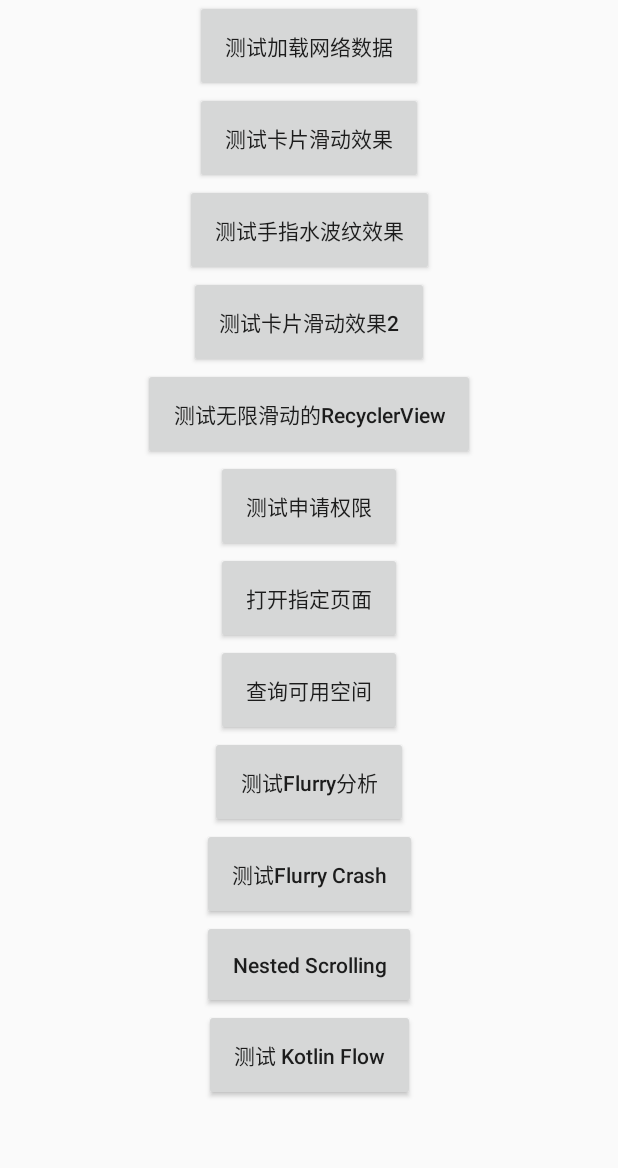
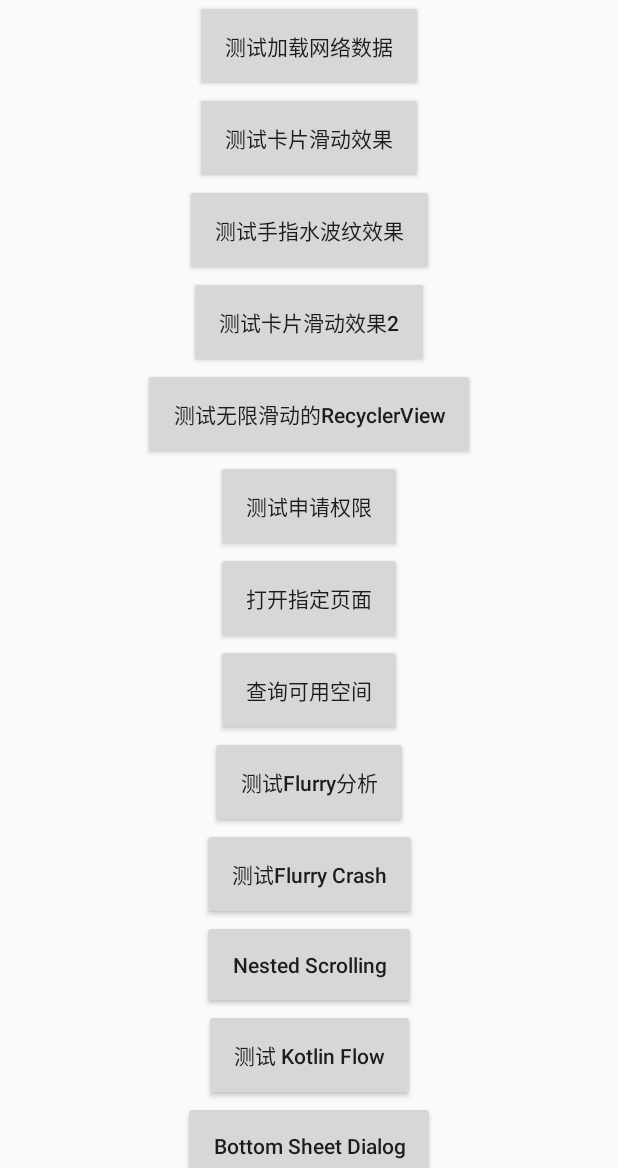
Before and after one commit to WeiLianYang/EasyKotlin, an Android app: the screen it shows after launch (MainActivity), on a phone screen of 412 x 824 dp, the part 68-1236 px from its top. Run offline under Robolectric (Android 15) with nearby library versions, the phone set to English and light mode, and no system bars; libraries missing offline, so code that uses them is left out: com.flurry.android, com.jeremyliao.liveeventbus, com.orhanobut.logger, com.tencent.mmkv; 6 statements that could not run were skipped.

Commit message:
add bottom sheet dialog usage, optimize variable names

```diff
--- a/app/src/main/java/com/william/easykt/MainActivity.kt
+++ b/app/src/main/java/com/william/easykt/MainActivity.kt
@@ -37,11 +37,11 @@ import java.util.*
  * Class Comment：主入口
  */
 class MainActivity : BaseActivity() {
-    override val mViewBinding: ActivityMainBinding by bindingView()
+    override val viewBinding: ActivityMainBinding by bindingView()
 
     override fun initAction() {
 
-        mViewBinding.apply {
+        viewBinding.apply {
             tvButton1.setOnClickListener {
                 openActivity<TestActivity>(mActivity) {
                     putExtra("name", "Stark")
@@ -128,6 +128,10 @@ class MainActivity : BaseActivity() {
                 openActivity<FlowSampleActivity>(mActivity)
             }
 
+            tvButton13.setOnClickListener {
+                SampleSheetDialog.show(mActivity.supportFragmentManager)
+            }
+
         }
     }
 
--- a/app/src/main/java/com/william/easykt/ui/AutoScrollActivity.kt
+++ b/app/src/main/java/com/william/easykt/ui/AutoScrollActivity.kt
@@ -28,7 +28,7 @@ import com.william.easykt.ui.scroll.addScrollImageView
  */
 class AutoScrollActivity : BaseActivity() {
 
-    override val mViewBinding: ActivityAutoScrollBinding by bindingView()
+    override val viewBinding: ActivityAutoScrollBinding by bindingView()
 
     override fun initAction() {
     }
@@ -36,6 +36,6 @@ class AutoScrollActivity : BaseActivity() {
     override fun initData() {
         setTitleText("AutoScrollActivity")
 
-        addScrollImageView(mViewBinding.flContent)
+        addScrollImageView(viewBinding.flContent)
     }
 }
--- a/app/src/main/java/com/william/easykt/ui/FlowSampleActivity.kt
+++ b/app/src/main/java/com/william/easykt/ui/FlowSampleActivity.kt
@@ -30,14 +30,14 @@ import kotlin.system.measureTimeMillis
  */
 class FlowSampleActivity : BaseActivity() {
 
-    override val mViewBinding: ActivityFlowSampleBinding by bindingView()
+    override val viewBinding: ActivityFlowSampleBinding by bindingView()
 
     override fun initData() {
         setTitleText("FlowSample")
     }
 
     override fun initAction() {
-        mViewBinding.apply {
+        viewBinding.apply {
             tvButton1.setOnClickListener { sample1() }
             tvButton2.setOnClickListener { sample2() }
             tvButton3.setOnClickListener { sample3() }
--- a/app/src/main/java/com/william/easykt/ui/NestedScrollingActivity.kt
+++ b/app/src/main/java/com/william/easykt/ui/NestedScrollingActivity.kt
@@ -27,13 +27,13 @@ import com.william.easykt.ui.adapter.SimpleAdapter
  */
 class NestedScrollingActivity : BaseActivity() {
 
-    override val mViewBinding: ActivityNestedScrollingBinding by bindingView()
+    override val viewBinding: ActivityNestedScrollingBinding by bindingView()
 
     override fun initAction() {
     }
 
     override fun initData() {
         setTitleText("NestedScrollingLayout")
-        mViewBinding.recyclerView.adapter = SimpleAdapter()
+        viewBinding.recyclerView.adapter = SimpleAdapter()
     }
 }
--- a/app/src/main/java/com/william/easykt/ui/PagerCardActivity.kt
+++ b/app/src/main/java/com/william/easykt/ui/PagerCardActivity.kt
@@ -29,7 +29,7 @@ import com.william.easykt.ui.adapter.PagerCardAdapter
  */
 class PagerCardActivity : BaseActivity() {
 
-    override val mViewBinding: ActivityPagerCardBinding by bindingView()
+    override val viewBinding: ActivityPagerCardBinding by bindingView()
 
     private lateinit var cardAdapter: PagerCardAdapter
 
@@ -39,7 +39,7 @@ class PagerCardActivity : BaseActivity() {
     override fun initData() {
         setTitleText("PagerCardActivity")
         cardAdapter = PagerCardAdapter()
-        mViewBinding.viewPager.apply {
+        viewBinding.viewPager.apply {
             pageMargin = 18.dp
             offscreenPageLimit = 3
             adapter = cardAdapter
--- a/app/src/main/java/com/william/easykt/ui/PermissionActivity.kt
+++ b/app/src/main/java/com/william/easykt/ui/PermissionActivity.kt
@@ -30,7 +30,7 @@ import com.william.easykt.databinding.ActivityPermissionBinding
  */
 class PermissionActivity : BaseActivity() {
 
-    override val mViewBinding: ActivityPermissionBinding by bindingView()
+    override val viewBinding: ActivityPermissionBinding by bindingView()
 
     override fun initAction() {
     }
@@ -38,7 +38,7 @@ class PermissionActivity : BaseActivity() {
     override fun initData() {
         setTitleText(javaClass.simpleName)
 
-        mViewBinding.tvButton.setOnClickListener {
+        viewBinding.tvButton.setOnClickListener {
             requestPermission(
                 this,
                 mutableListOf(
--- a/app/src/main/java/com/william/easykt/ui/SwipeCardActivity.kt
+++ b/app/src/main/java/com/william/easykt/ui/SwipeCardActivity.kt
@@ -28,7 +28,7 @@ import com.william.easykt.ui.adapter.SwipeCardAdapter
  */
 class SwipeCardActivity : BaseActivity() {
 
-    override val mViewBinding: ActivitySwipeCardBinding by bindingView()
+    override val viewBinding: ActivitySwipeCardBinding by bindingView()
 
     private lateinit var cardAdapter: SwipeCardAdapter
 
@@ -38,7 +38,7 @@ class SwipeCardActivity : BaseActivity() {
     override fun initData() {
         setTitleText("SwipeCardActivity")
         cardAdapter = SwipeCardAdapter()
-        mViewBinding.viewPager.apply {
+        viewBinding.viewPager.apply {
             offscreenPageLimit = 3
             adapter = cardAdapter
             setPageTransformer(
--- a/app/src/main/res/layout/activity_main.xml
+++ b/app/src/main/res/layout/activity_main.xml
@@ -155,6 +155,17 @@
                 app:layout_constraintRight_toRightOf="parent"
                 app:layout_constraintTop_toBottomOf="@+id/tv_button11" />
 
+            <Button
+                android:id="@+id/tv_button13"
+                android:layout_width="wrap_content"
+                android:layout_height="wrap_content"
+                android:padding="20dp"
+                android:text="@string/test_bottom_sheet"
+                android:textAllCaps="false"
+                app:layout_constraintLeft_toLeftOf="parent"
+                app:layout_constraintRight_toRightOf="parent"
+                app:layout_constraintTop_toBottomOf="@+id/tv_button12" />
+
         </androidx.constraintlayout.widget.ConstraintLayout>
     </androidx.core.widget.NestedScrollView>
 </androidx.constraintlayout.widget.ConstraintLayout>
--- a/app/src/main/res/values/strings.xml
+++ b/app/src/main/res/values/strings.xml
@@ -30,6 +30,7 @@
     <string name="test_flurry_crash">测试Flurry Crash</string>
     <string name="test_nested_scrolling">Nested Scrolling</string>
     <string name="test_kotlin_flow">测试 Kotlin Flow</string>
+    <string name="test_bottom_sheet">Bottom Sheet Dialog</string>
 
     <string name="test_kotlin_flow1">1. 异步计算的值流</string>
     <string name="test_kotlin_flow2">2. 冷流</string>
--- a/base_component/src/main/java/com/william/base_component/activity/BaseActivity.kt
+++ b/base_component/src/main/java/com/william/base_component/activity/BaseActivity.kt
@@ -47,18 +47,18 @@ abstract class BaseActivity : AppCompatActivity(), IBaseView {
     private lateinit var titleBarLayout: TitleBarLayout
 
     private var mLoadingDialog: LoadingDialog? = null
-    private lateinit var mBaseBinding: BaseActivityBinding
+    private lateinit var baseBinding: BaseActivityBinding
 
     /**
      * Implemented by subclasses using standard delegates, for example:
-     * override val mViewBinding: ActivityMainBinding by bindingView()
+     * override val viewBinding: ActivityMainBinding by bindingView()
      */
-    protected abstract val mViewBinding: ViewBinding
+    protected abstract val viewBinding: ViewBinding
 
     override fun onCreate(savedInstanceState: Bundle?) {
         super.onCreate(savedInstanceState)
-        mBaseBinding = BaseActivityBinding.inflate(layoutInflater)
-        setContentView(mBaseBinding.root)
+        baseBinding = BaseActivityBinding.inflate(layoutInflater)
+        setContentView(baseBinding.root)
 
         mActivity = this
 
@@ -76,7 +76,7 @@ abstract class BaseActivity : AppCompatActivity(), IBaseView {
 
     private fun initLayout() {
         if (isShowTitleBar()) {
-            mBaseBinding.vsBaseTitle.inflate()
+            baseBinding.vsBaseTitle.inflate()
             titleBarLayout = findViewById(R.id.titleLayout)
             initTitleBarListener()
         }
@@ -91,9 +91,9 @@ abstract class BaseActivity : AppCompatActivity(), IBaseView {
             params.topToTop = ConstraintLayout.LayoutParams.PARENT_ID
         }
         params.bottomToBottom = ConstraintLayout.LayoutParams.PARENT_ID
-        mBaseBinding.mClBaseContent.addView(mViewBinding.root, params)
+        baseBinding.mClBaseContent.addView(viewBinding.root, params)
 
-        mBaseBinding.mClBaseContent.fitsSystemWindows = isFitSystemWindow()
+        baseBinding.mClBaseContent.fitsSystemWindows = isFitSystemWindow()
     }
 
     open fun initView() {}
--- a/base_component/src/main/java/com/william/base_component/fragment/BaseDialogFragment.kt
+++ b/base_component/src/main/java/com/william/base_component/fragment/BaseDialogFragment.kt
@@ -35,7 +35,7 @@ abstract class BaseDialogFragment : DialogFragment() {
     protected var mFragment: Fragment? = null
     protected var mActivity: FragmentActivity? = null
 
-    protected abstract val mViewBinding: ViewBinding
+    protected abstract val viewBinding: ViewBinding
 
     override fun onCreate(savedInstanceState: Bundle?) {
         super.onCreate(savedInstanceState)
@@ -47,7 +47,7 @@ abstract class BaseDialogFragment : DialogFragment() {
         container: ViewGroup?,
         savedInstanceState: Bundle?
     ): View? {
-        val view = mViewBinding.root
+        val view = viewBinding.root
         mFragment = this
         mActivity = activity
         initView(view)
--- a/base_component/src/main/java/com/william/base_component/mvp/BaseMvpRefreshActivity.kt
+++ b/base_component/src/main/java/com/william/base_component/mvp/BaseMvpRefreshActivity.kt
@@ -47,7 +47,7 @@ import com.william.base_component.widgets.CustomClassicsFooter
 abstract class BaseMvpRefreshActivity<P : BasePresenter<out IBaseView, out IBaseModel>> :
     BaseMvpActivity<P>(), IBaseRefreshView {
 
-    override val mViewBinding: ViewBinding by lazy(LazyThreadSafetyMode.NONE) {
+    override val viewBinding: ViewBinding by lazy(LazyThreadSafetyMode.NONE) {
         BaseActivityRefreshBinding.inflate(layoutInflater)
     }
 
@@ -62,7 +62,7 @@ abstract class BaseMvpRefreshActivity<P : BasePresenter<out IBaseView, out IBase
     }
 
     open fun getSmartRefreshLayout(): SmartRefreshLayout? =
-        (mViewBinding as? BaseActivityRefreshBinding)?.mSmartRefreshLayout
+        (viewBinding as? BaseActivityRefreshBinding)?.mSmartRefreshLayout
 
     private fun initRefreshSetting() {
         getSmartRefreshLayout()?.apply {
--- a/base_component/src/main/java/com/william/base_component/mvp/BaseMvpRefreshFragment.kt
+++ b/base_component/src/main/java/com/william/base_component/mvp/BaseMvpRefreshFragment.kt
@@ -49,7 +49,7 @@ import com.william.base_component.widgets.CustomClassicsFooter
 abstract class BaseMvpRefreshFragment<P : BasePresenter<out IBaseView, out IBaseModel>> :
     BaseMvpFragment<P>(), IBaseRefreshView {
 
-    override val mViewBinding: ViewBinding by lazy(LazyThreadSafetyMode.NONE) {
+    override val viewBinding: ViewBinding by lazy(LazyThreadSafetyMode.NONE) {
         BaseFragmentRefreshBinding.inflate(layoutInflater)
     }
 
@@ -69,7 +69,7 @@ abstract class BaseMvpRefreshFragment<P : BasePresenter<out IBaseView, out IBase
     abstract fun getContentLayoutId(): Int
 
     open fun getSmartRefreshLayout(): SmartRefreshLayout? =
-        (mViewBinding as? BaseFragmentRefreshBinding)?.mSmartRefreshLayout
+        (viewBinding as? BaseFragmentRefreshBinding)?.mSmartRefreshLayout
 
     private fun initRefreshSetting() {
         getSmartRefreshLayout()?.apply {
```
Also changed, not shown: app/src/main/java/com/william/easykt/test/TestActivity.kt (+4 -4 lines), app/src/main/java/com/william/easykt/ui/SampleSheetDialog.kt (added, +73 -0 lines), app/src/main/java/com/william/easykt/ui/WaveAnimationActivity.kt (+10 -10 lines), app/src/main/res/layout/dialog_sample_sheet.xml (added, +61 -0 lines), base_component/src/main/java/com/william/base_component/fragment/BaseBottomSheetDialogFragment.kt (+25 -24 lines), base_component/src/main/java/com/william/base_component/fragment/BaseFragment.kt (+6 -6 lines).
